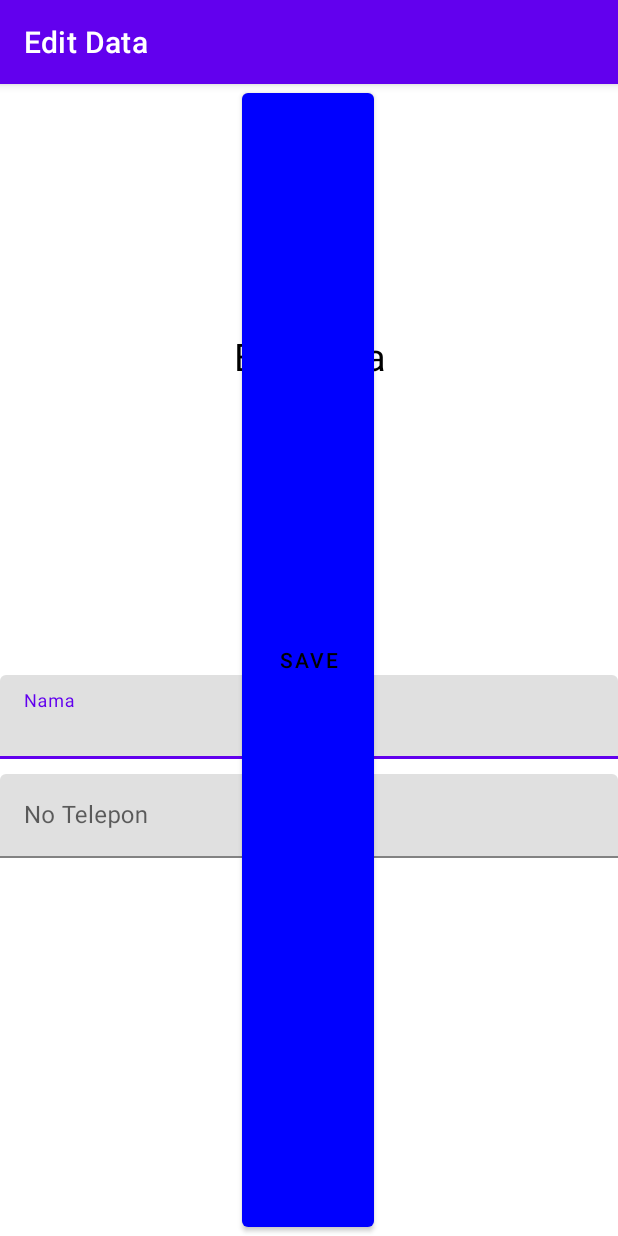
After one commit to dhiastii/Activity_8_PAM, an Android app: the edit_teman screen opened directly, with no data from a screen before it, on a phone screen of 412 x 824 dp. The commit adds this screen. Run offline under Robolectric (Android 15) with nearby library versions, the phone set to English and light mode, and no system bars.

Commit message:
Activity 7 (Penambahan Edit Data dan Delete Data)

```diff
--- a/app/src/main/AndroidManifest.xml
+++ b/app/src/main/AndroidManifest.xml
@@ -9,6 +9,9 @@
         android:roundIcon="@mipmap/ic_launcher_round"
         android:supportsRtl="true"
         android:theme="@style/Theme.Activity6_SQLite">
+        <activity
+            android:name=".edit_teman"
+            android:exported="false" />
         <activity
             android:name=".TemanBaru"
             android:exported="false" />
--- /dev/null
+++ b/app/src/main/java/com/example/activity6_sqlite/edit_teman.java
@@ -0,0 +1,62 @@
+package com.example.activity6_sqlite;
+
+import androidx.appcompat.app.AppCompatActivity;
+
+import android.content.Intent;
+import android.os.Bundle;
+import android.view.View;
+import android.widget.Button;
+import android.widget.Toast;
+
+import com.example.activity6_sqlite.database.DBController;
+import com.google.android.material.textfield.TextInputEditText;
+
+import java.util.HashMap;
+
+public class edit_teman extends AppCompatActivity {
+TextInputEditText Nama, Telepon;
+Button Save;
+String nma,tlp, id;
+DBController controller = new DBController(this);
+
+    @Override
+    protected void onCreate(Bundle savedInstanceState) {
+        super.onCreate(savedInstanceState);
+        setContentView(R.layout.activity_edit_teman);
+
+        Nama = findViewById(R.id.edNama);
+        Telepon = findViewById(R.id.edTelp);
+        Save = findViewById(R.id.simpanBtn);
+
+        id = getIntent().getStringExtra("id");
+        nma = getIntent().getStringExtra("nama");
+        tlp =getIntent().getStringExtra("telpon");
+
+        setTitle("Edit Data");
+        Nama.setText(nma);
+        Telepon.setText(tlp);
+
+        Save.setOnClickListener(new View.OnClickListener(){
+            @Override
+            public void onClick(View v){
+                if(Nama.getText().toString().equals("") || Telepon.getText().toString().equals("")){
+                    Toast.makeText(getApplicationContext(), "Mohon isi data terlebih dahulu !!!", Toast.LENGTH_LONG).show();
+                }else{
+                    nma = Nama.getText().toString();
+                    tlp = Telepon.getText().toString();
+                    HashMap<String, String> values = new HashMap<>();
+                    values.put("id", id);
+                    values.put("nama", nma);
+                    values.put("telpon",tlp);
+                    controller.UpdateData(values);
+                    callHome();
+                }
+            }
+        });
+    }
+    public void callHome(){
+        Intent i = new Intent(edit_teman.this,MainActivity.class);
+        startActivity(i);
+        finish();
+    }
+}
--- /dev/null
+++ b/app/src/main/res/layout/activity_edit_teman.xml
@@ -0,0 +1,74 @@
+<?xml version="1.0" encoding="utf-8"?>
+<androidx.constraintlayout.widget.ConstraintLayout xmlns:android="http://schemas.android.com/apk/res/android"
+    xmlns:app="http://schemas.android.com/apk/res-auto"
+    xmlns:tools="http://schemas.android.com/tools"
+    android:layout_width="match_parent"
+    android:layout_height="match_parent"
+    tools:context=".edit_teman">
+
+    <com.google.android.material.textfield.TextInputLayout
+        android:id="@+id/textInputLayout3"
+        android:layout_width="match_parent"
+        android:layout_height="wrap_content"
+        android:layout_marginTop="75dp"
+        app:layout_constraintBottom_toBottomOf="parent"
+        app:layout_constraintEnd_toEndOf="parent"
+        app:layout_constraintStart_toStartOf="parent"
+        app:layout_constraintTop_toTopOf="parent">
+
+    <com.google.android.material.textfield.TextInputEditText
+       android:id="@+id/edNama"
+        android:layout_width="match_parent"
+        android:layout_height="wrap_content"
+        android:hint="Nama"
+        android:textColor="@color/black"
+        android:textColorHint="@color/black"
+        tools:background="@color/white"/>
+    </com.google.android.material.textfield.TextInputLayout>
+
+    <com.google.android.material.textfield.TextInputLayout
+        android:id="@+id/textInputLayout4"
+        android:layout_width="match_parent"
+        android:layout_height="wrap_content"
+        android:layout_marginTop="10dp"
+        app:layout_constraintTop_toBottomOf="@+id/textInputLayout3"
+        app:layout_constraintEnd_toEndOf="@+id/textInputLayout3"
+        app:layout_constraintStart_toStartOf="@+id/textInputLayout3">
+
+        <com.google.android.material.textfield.TextInputEditText
+            android:id="@+id/edTelp"
+            android:layout_width="match_parent"
+            android:layout_height="wrap_content"
+            android:hint="No Telepon"
+            android:textColor="@color/black"
+            android:textColorHint="@color/black"/>
+    </com.google.android.material.textfield.TextInputLayout>
+
+    <Button
+        android:id="@+id/simpanBtn"
+        android:layout_width="wrap_content"
+        android:layout_height="match_parent"
+        android:text="Save"
+        android:textColor="@color/black"
+        app:backgroundTint="@color/blue"
+        app:layout_constraintBottom_toBottomOf="parent"
+        app:layout_constraintEnd_toEndOf="@id/textInputLayout4"
+        app:layout_constraintHorizontal_bias="0.498"
+        app:layout_constraintStart_toStartOf="@id/textInputLayout4"
+        app:layout_constraintTop_toBottomOf="@id/textInputLayout4"
+        app:layout_constraintVertical_bias="0.618"/>
+
+    <TextView
+        android:id="@+id/textView"
+        android:layout_width="127dp"
+        android:layout_height="66dp"
+        android:text="Edit Data"
+        android:textAlignment="center"
+        android:textColor="@color/black"
+        android:textSize="25dp"
+        app:layout_constraintBottom_toTopOf="@id/textInputLayout3"
+        app:layout_constraintEnd_toEndOf="parent"
+        app:layout_constraintStart_toStartOf="parent"
+        app:layout_constraintTop_toTopOf="parent"
+        tools:ignore="RtlCompat" />
+</androidx.constraintlayout.widget.ConstraintLayout>
--- /dev/null
+++ b/app/src/main/res/menu/menu.xml
@@ -0,0 +1,5 @@
+<?xml version="1.0" encoding="utf-8"?>
+<menu xmlns:android="http://schemas.android.com/apk/res/android">
+    <item android:id="@+id/mnEdit" android:title="Edit Data"/>
+    <item android:id="@+id/mnhapus" android:title="Delet Data"/>
+</menu>
--- a/app/src/main/res/values/colors.xml
+++ b/app/src/main/res/values/colors.xml
@@ -7,4 +7,5 @@
     <color name="teal_700">#FF018786</color>
     <color name="black">#FF000000</color>
     <color name="white">#FFFFFFFF</color>
+    <color name="blue">#0000FF</color>
 </resources>
```
Also changed, not shown: app/src/main/java/com/example/activity6_sqlite/adapter/TemanAdapter.java (+49 -6 lines), app/src/main/java/com/example/activity6_sqlite/database/DBController.java (+16 -0 lines), app/src/main/res/values/strings.xml (+8 -0 lines).
